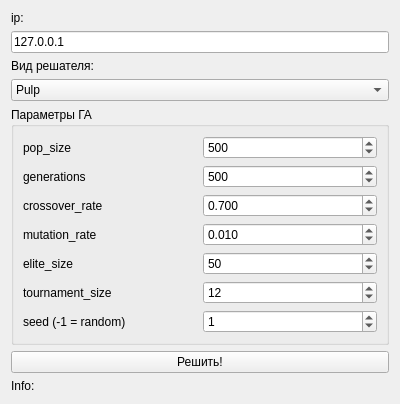
Vasteri/university-timetable-solvers, file src/CrossUI/reshator.ui: the form before one commit.
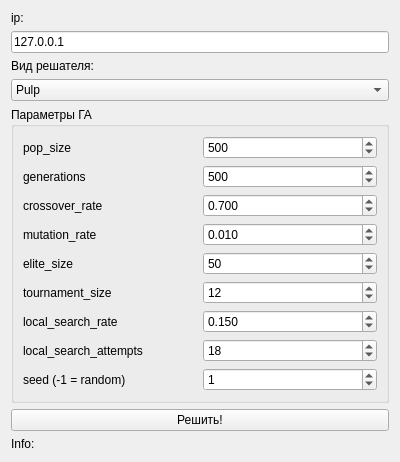
The form after the commit.

```diff
--- a/src/CrossUI/reshator.ui
+++ b/src/CrossUI/reshator.ui
@@ -174,13 +174,59 @@
        </widget>
       </item>
       <item row="6" column="0">
+       <widget class="QLabel" name="label_local_search_rate">
+        <property name="text">
+         <string>local_search_rate</string>
+        </property>
+       </widget>
+      </item>
+      <item row="6" column="1">
+       <widget class="QDoubleSpinBox" name="dspin_local_search_rate">
+        <property name="decimals">
+         <number>3</number>
+        </property>
+        <property name="minimum">
+         <double>0.000000000000000</double>
+        </property>
+        <property name="maximum">
+         <double>1.000000000000000</double>
+        </property>
+        <property name="singleStep">
+         <double>0.050000000000000</double>
+        </property>
+        <property name="value">
+         <double>0.1500000000000000</double>
+        </property>
+       </widget>
+      </item>
+      <item row="7" column="0">
+       <widget class="QLabel" name="label_local_search_attempts">
+        <property name="text">
+         <string>local_search_attempts</string>
+        </property>
+       </widget>
+      </item>
+      <item row="7" column="1">
+       <widget class="QSpinBox" name="spin_local_search_attempts">
+        <property name="minimum">
+         <number>0</number>
+        </property>
+        <property name="maximum">
+         <number>1000</number>
+        </property>
+        <property name="value">
+         <number>18</number>
+        </property>
+       </widget>
+      </item>
+      <item row="8" column="0">
        <widget class="QLabel" name="label_seed">
         <property name="text">
          <string>seed (-1 = random)</string>
         </property>
        </widget>
       </item>
-      <item row="6" column="1">
+      <item row="8" column="1">
        <widget class="QSpinBox" name="spin_seed">
         <property name="minimum">
          <number>-1</number>
```
